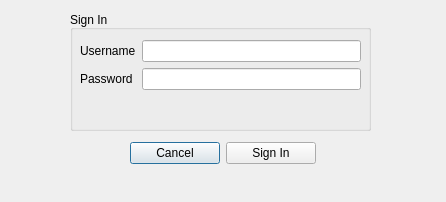
billonatafji/EECE435LProject, file signin.ui: the form before one commit.
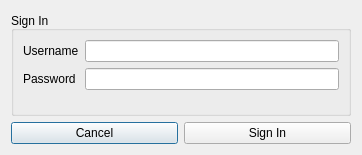
The form after the commit.

What changed in the file:
```diff
--- a/signin.ui
+++ b/signin.ui
@@ -6,48 +6,18 @@
    <rect>
     <x>0</x>
     <y>0</y>
-    <width>446</width>
-    <height>202</height>
+    <width>362</width>
+    <height>155</height>
    </rect>
   </property>
   <property name="windowTitle">
    <string>Dialog</string>
   </property>
-  <widget class="QWidget" name="layoutWidget">
-   <property name="geometry">
-    <rect>
-     <x>130</x>
-     <y>140</y>
-     <width>186</width>
-     <height>27</height>
-    </rect>
-   </property>
-   <layout class="QHBoxLayout" name="horizontalLayout">
-    <item>
-     <widget class="QPushButton" name="cancelButton">
-      <property name="text">
-       <string>Cancel</string>
-      </property>
-     </widget>
-    </item>
-    <item>
-     <widget class="QPushButton" name="signInButton">
-      <property name="text">
-       <string>Sign In</string>
-      </property>
-     </widget>
-    </item>
-   </layout>
-  </widget>
+  <layout class="QGridLayout" name="gridLayout_3">
+   <item row="0" column="0">
+    <layout class="QGridLayout" name="gridLayout">
+     <item row="0" column="0">
   <widget class="QGroupBox" name="groupBox">
-   <property name="geometry">
-    <rect>
-     <x>70</x>
-     <y>10</y>
-     <width>301</width>
-     <height>121</height>
-    </rect>
-   </property>
    <property name="title">
     <string>Sign In</string>
    </property>
@@ -57,15 +27,8 @@
    <property name="checkable">
     <bool>false</bool>
    </property>
-   <widget class="QWidget" name="layoutWidget_2">
-    <property name="geometry">
-     <rect>
-      <x>10</x>
-      <y>30</y>
-      <width>281</width>
-      <height>71</height>
-     </rect>
-    </property>
+       <layout class="QGridLayout" name="gridLayout_2">
+        <item row="0" column="0">
     <layout class="QFormLayout" name="formLayout">
      <property name="fieldGrowthPolicy">
       <enum>QFormLayout::ExpandingFieldsGrow</enum>
@@ -95,8 +58,31 @@
       </widget>
      </item>
     </layout>
-   </widget>
-  </widget>
+        </item>
+       </layout>
+      </widget>
+     </item>
+     <item row="1" column="0">
+      <layout class="QHBoxLayout" name="horizontalLayout">
+       <item>
+        <widget class="QPushButton" name="cancelButton">
+         <property name="text">
+          <string>Cancel</string>
+         </property>
+        </widget>
+       </item>
+       <item>
+        <widget class="QPushButton" name="signInButton">
+         <property name="text">
+          <string>Sign In</string>
+         </property>
+        </widget>
+       </item>
+      </layout>
+     </item>
+    </layout>
+   </item>
+  </layout>
  </widget>
  <resources/>
  <connections/>
```
Lines whose indentation alone changed are shown as unchanged.
